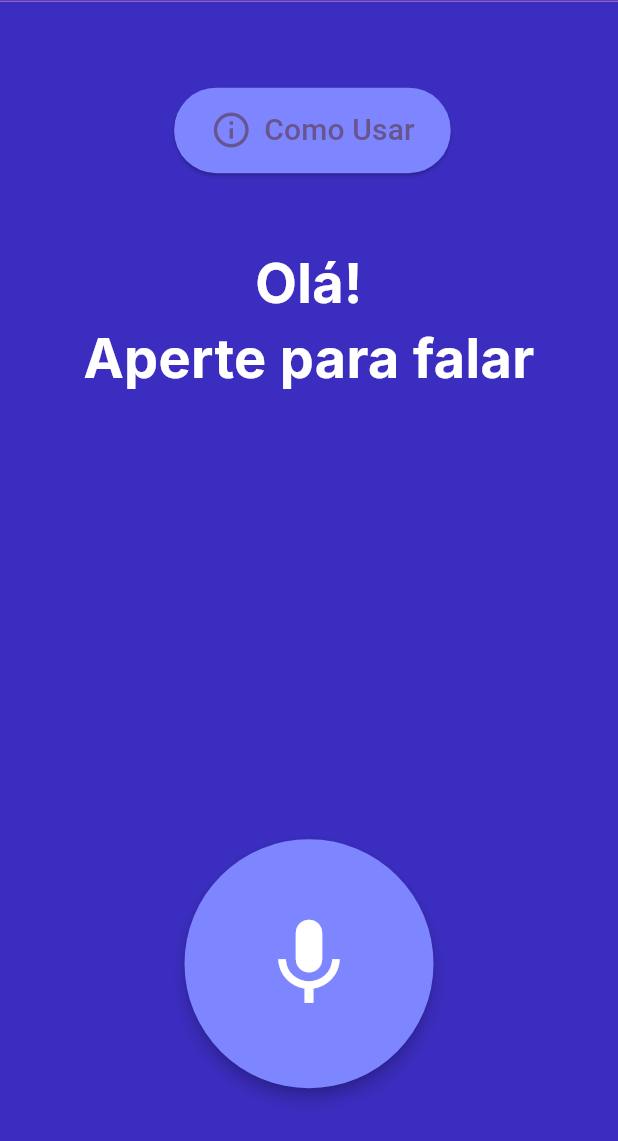
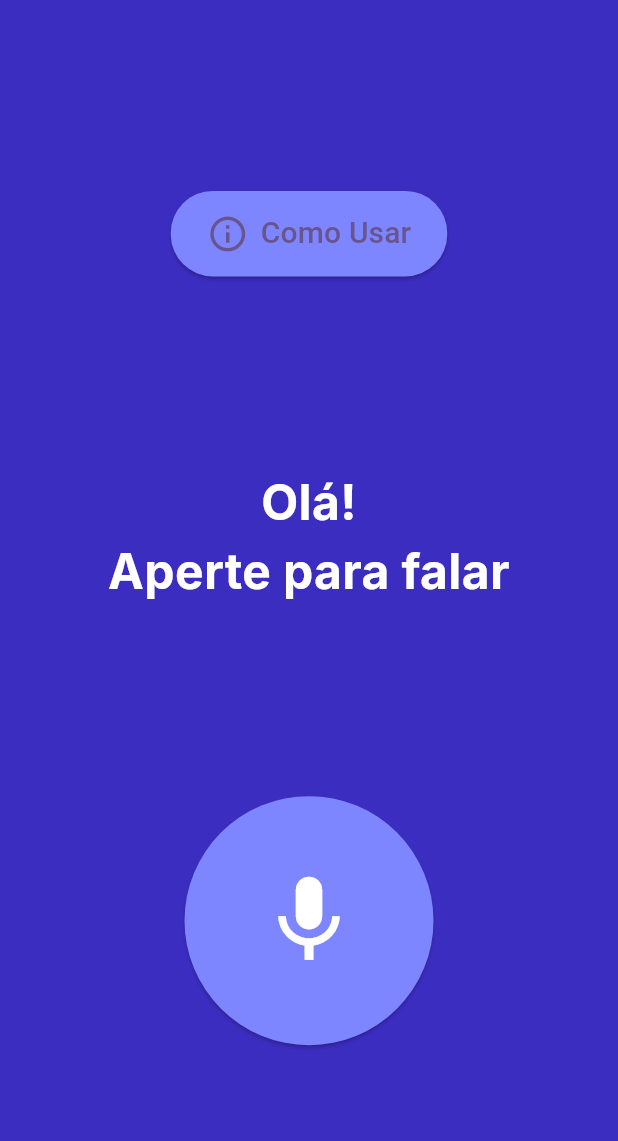
Before and after one commit to bllzl/flutter_teste, a Flutter app: the screen it shows after launch, on a phone screen of 412 x 824 dp. Shown: the top 1141 px of the screen. Run offline on Flutter 3.47's test engine with Material 3 defaults, Android fonts, the phone set to English and light mode, and no system bars; our stand-ins replace flutter_tts, google_fonts, speech_to_text.

```diff
--- a/lib/home.dart
+++ b/lib/home.dart
@@ -2,6 +2,9 @@ import 'package:flutter/material.dart';
 import 'package:google_fonts/google_fonts.dart';
 import 'package:flutter_tts/flutter_tts.dart';
 import 'package:speech_to_text/speech_to_text.dart' as stt;
+import 'package:http/http.dart' as http;
+import 'dart:convert';
+import 'package:intl/intl.dart';
 
 class HomePageWidget extends StatefulWidget {
   const HomePageWidget({super.key});
@@ -14,11 +17,11 @@ class HomePageWidget extends StatefulWidget {
 }
 
 class _HomePageWidgetState extends State<HomePageWidget> {
-  final scaffoldKey = GlobalKey<ScaffoldState>();
   final FlutterTts flutterTts = FlutterTts();
   late stt.SpeechToText _speech;
   bool _isListening = false;
   String _textoReconhecido = 'Olá!\nAperte para falar';
+  final String witToken = '5L3YLJ2FJEPTO5MZOWS7UPAQMBANZSD6'; // substitua pelo seu token
 
   @override
   void initState() {
@@ -30,20 +33,11 @@ class _HomePageWidgetState extends State<HomePageWidget> {
   Future<void> _initSpeechRecognizer() async {
     bool available = await _speech.initialize(
       onStatus: (status) {
-        print('Status: $status');
         if (status == 'notListening') {
-          setState(() {
-            _isListening = false;
-            if (_textoReconhecido.trim().isEmpty ||
-                _textoReconhecido == 'Olá!\nAperte para falar' ||
-                _textoReconhecido == 'Reconhecimento de voz indisponível') {
-              _textoReconhecido = 'Fale novamente.';
-            }
-          });
+          setState(() => _isListening = false);
         }
       },
       onError: (error) {
-        print('Erro: $error');
         setState(() {
           _isListening = false;
           _textoReconhecido = 'Erro ao ouvir: ${error.errorMsg}';
@@ -58,57 +52,59 @@ class _HomePageWidgetState extends State<HomePageWidget> {
     });
   }
 
-  Future<void> _speakAndListen() async {
-    if (!_isListening) {
-      await _speech.stop();
-      setState(() => _isListening = false);
-
-      bool available = await _speech.initialize(
-        onStatus: (status) {
-          print('Status: $status');
-          if (status == 'notListening') {
-            setState(() {
-              _isListening = false;
-              if (_textoReconhecido.trim().isEmpty ||
-                  _textoReconhecido == 'Olá!\nAperte para falar' ||
-                  _textoReconhecido == 'Reconhecimento de voz indisponível') {
-                _textoReconhecido = 'Fale novamente.';
-              }
-            });
-          }
-        },
-        onError: (error) {
-          print('Erro: $error');
-          setState(() {
-            _isListening = false;
-            _textoReconhecido = 'Erro ao ouvir: ${error.errorMsg}';
-          });
+  Future<void> _interpretarComando(String comando) async {
+    final response = await http.post(
+      Uri.parse(
+        'https://api.wit.ai/message?v=20240606&q=${Uri.encodeComponent(comando)}',
+      ),
+      headers: {
+        'Authorization': 'Bearer $witToken',
+        'Content-Type': 'application/json',
       },
     );
 
+    final data = jsonDecode(response.body);
+    final intent =
+        data['intents'].isNotEmpty ? data['intents'][0]['name'] : null;
+
+    if (intent != null) {
+      switch (intent) {
+        case 'abrir_tutorial':
+          Navigator.pushNamed(context, 'TutorialWidget');
+          break;
+        case 'falar_hora':
+          final hora = DateFormat('HH:mm').format(DateTime.now());
+          await flutterTts.speak("Agora são $hora");
+          break;
+        default:
+          await flutterTts.speak("Comando não reconhecido.");
+      }
+    } else {
+      await flutterTts.speak("Desculpe, não entendi.");
+    }
+  }
+
+  Future<void> _speakAndListen() async {
+    if (!_isListening) {
+      bool available = await _speech.initialize();
       if (available) {
         setState(() => _isListening = true);
         await _speech.listen(
           localeId: "pt_BR",
           listenFor: const Duration(seconds: 5),
-          onResult: (result) {
+          onResult: (result) async {
             setState(() {
               _textoReconhecido = result.recognizedWords;
             });
+            if (result.finalResult) {
+              await _interpretarComando(result.recognizedWords);
+            }
           },
         );
-      } else {
-        setState(() {
-          _isListening = false;
-          _textoReconhecido = 'Reconhecimento de voz indisponível';
-        });
       }
     } else {
       await _speech.stop();
-      setState(() {
-        _isListening = false;
-        _textoReconhecido = 'Olá!\nAperte para falar';
-      });
+      setState(() => _isListening = false);
     }
   }
 
@@ -121,64 +117,16 @@ class _HomePageWidgetState extends State<HomePageWidget> {
 
   @override
   Widget build(BuildContext context) {
-    return GestureDetector(
-      onTap: () => FocusScope.of(context).unfocus(),
-      child: Scaffold(
-        key: scaffoldKey,
-        backgroundColor: Colors.white,
-        appBar: AppBar(
-          backgroundColor: Colors.deepPurple,
-          automaticallyImplyLeading: false,
-          elevation: 0.1,
-          toolbarHeight: 1,
-        ),
+    return Scaffold(
+      backgroundColor: const Color(0xFF3B2DBF),
       body: SafeArea(
+        child: Center(
           child: Column(
+            mainAxisAlignment: MainAxisAlignment.spaceEvenly,
             children: [
-              Expanded(
-                child: Stack(
-                  children: [
-                    Container(
-                      width: double.infinity,
-                      height: double.infinity,
-                      color: const Color(0xFF3B2DBF),
-                    ),
-                    Align(
-                      alignment: const Alignment(0, 0.7),
-                      child: ElevatedButton(
-                        onPressed: _speakAndListen,
-                        style: ElevatedButton.styleFrom(
-                          backgroundColor: const Color(0xFF7D85FF),
-                          shape: const CircleBorder(),
-                          padding: const EdgeInsets.all(48),
-                          elevation: 4,
-                        ),
-                        child: Icon(
-                          _isListening ? Icons.stop : Icons.mic,
-                          size: 70,
-                          color: Colors.white,
-                        ),
-                      ),
-                    ),
-                    Align(
-                      alignment: const Alignment(0, -0.55),
-                      child: Text(
-                        _textoReconhecido,
-                        textAlign: TextAlign.center,
-                        style: GoogleFonts.inter(
-                          color: Colors.white,
-                          fontSize: 36,
-                          fontWeight: FontWeight.w700,
-                          height: 1.4,
-                        ),
-                      ),
-                    ),
-                    Align(
-                      alignment: const Alignment(0.02, -0.85),
-                      child: ElevatedButton.icon(
-                        onPressed: () {
-                          Navigator.pushNamed(context, 'TutorialWidget');
-                        },
+              ElevatedButton.icon(
+                onPressed: () =>
+                    Navigator.pushNamed(context, 'TutorialWidget'),
                 icon: const Icon(Icons.info_outline, size: 28),
                 label: const Text(
                   'Como Usar',
@@ -189,12 +137,33 @@ class _HomePageWidgetState extends State<HomePageWidget> {
                   shape: RoundedRectangleBorder(
                     borderRadius: BorderRadius.circular(28),
                   ),
-                          padding: const EdgeInsets.symmetric(
-                              vertical: 14, horizontal: 24),
+                  padding:
+                      const EdgeInsets.symmetric(vertical: 14, horizontal: 24),
+                ),
+              ),
+              Padding(
+                padding: const EdgeInsets.symmetric(horizontal: 20),
+                child: Text(
+                  _textoReconhecido,
+                  textAlign: TextAlign.center,
+                  style: GoogleFonts.inter(
+                    color: Colors.white,
+                    fontSize: 32,
+                    fontWeight: FontWeight.bold,
                   ),
                 ),
               ),
-                  ],
+              ElevatedButton(
+                onPressed: _speakAndListen,
+                style: ElevatedButton.styleFrom(
+                  backgroundColor: const Color(0xFF7D85FF),
+                  shape: const CircleBorder(),
+                  padding: const EdgeInsets.all(48),
+                ),
+                child: Icon(
+                  _isListening ? Icons.stop : Icons.mic,
+                  size: 70,
+                  color: Colors.white,
                 ),
               ),
             ],
--- a/pubspec.yaml
+++ b/pubspec.yaml
@@ -1,10 +1,10 @@
 name: flutter_teste
-description: "A new Flutter project."
+description: "App com reconhecimento de voz e integração com IA (Wit.ai)."
 publish_to: 'none'
 version: 1.0.0+1
 
 environment:
-  sdk: ^3.6.0
+  sdk: '>=3.6.0 <4.0.0'
 
 dependencies:
   flutter:
@@ -15,6 +15,8 @@ dependencies:
   flutter_tts: ^4.2.2
   speech_to_text: ^7.0.0
   url_launcher: ^6.3.0
+  http: ^1.2.1
+  intl: ^0.19.0
 
 dev_dependencies:
   flutter_test:
```
Also changed, not shown: pubspec.lock. Lines whose indentation alone changed are shown as unchanged.
